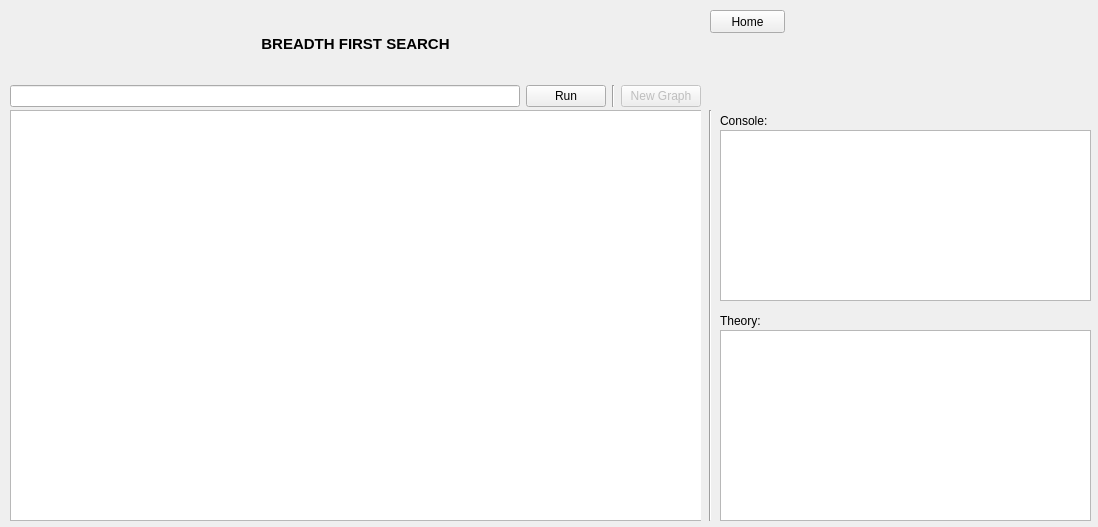
Before: the Qt Designer form AlgoViz/src/resources/views/BFSView.ui in Sabin-B-99/AlgoViz, drawn with Qt 5.
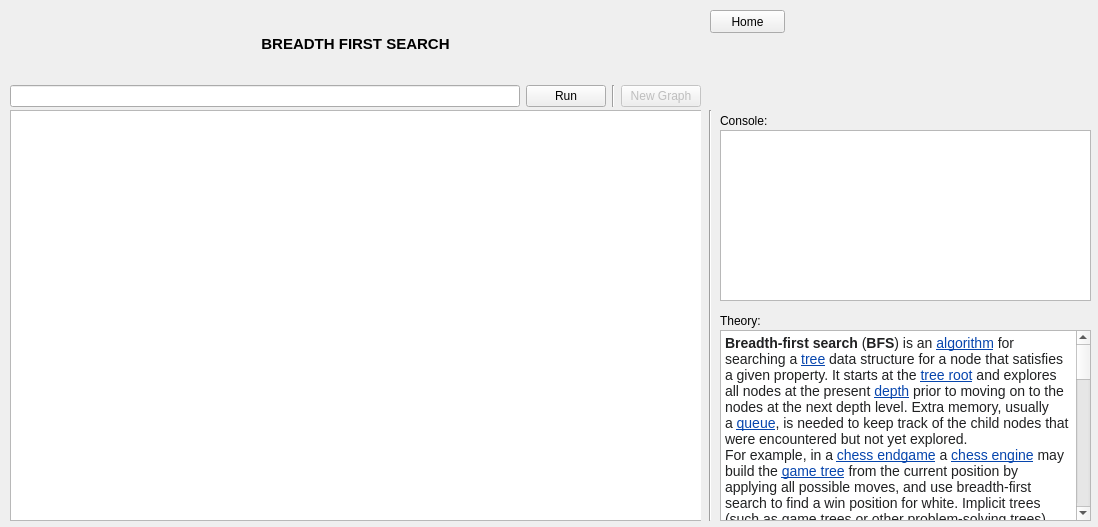
After: the same form once the commit is applied.

Commit message: Added theory for all algorithms and dsa

Patch:
```diff
--- a/AlgoViz/src/resources/views/BFSView.ui
+++ b/AlgoViz/src/resources/views/BFSView.ui
@@ -39,7 +39,7 @@
     <string>Console:</string>
    </property>
   </widget>
-  <widget class="QPlainTextEdit" name="bfsInfoPlainTextEdit">
+  <widget class="QTextBrowser" name="bfsInfoTextBrowser">
    <property name="geometry">
     <rect>
      <x>720</x>
@@ -48,8 +48,34 @@
      <height>191</height>
     </rect>
    </property>
-   <property name="readOnly">
-    <bool>true</bool>
+   <property name="html">
+    <string>&lt;!DOCTYPE HTML PUBLIC &quot;-//W3C//DTD HTML 4.0//EN&quot; &quot;http://www.w3.org/TR/REC-html40/strict.dtd&quot;&gt;
+&lt;html&gt;&lt;head&gt;&lt;meta name=&quot;qrichtext&quot; content=&quot;1&quot; /&gt;&lt;style type=&quot;text/css&quot;&gt;
+p, li { white-space: pre-wrap; }
+&lt;/style&gt;&lt;/head&gt;&lt;body style=&quot; font-family:'MS Shell Dlg 2'; font-size:8.25pt; font-weight:400; font-style:normal;&quot;&gt;
+&lt;p style=&quot; margin-top:0px; margin-bottom:0px; margin-left:0px; margin-right:0px; -qt-block-indent:0; text-indent:0px; background-color:#ffffff;&quot;&gt;&lt;span style=&quot; font-family:'Arial','sans-serif'; font-size:10.5pt; font-weight:600; color:#202122;&quot;&gt;Breadth-first search&lt;/span&gt;&lt;span style=&quot; font-family:'Arial','sans-serif'; font-size:10.5pt; color:#202122;&quot;&gt; (&lt;/span&gt;&lt;span style=&quot; font-family:'Arial','sans-serif'; font-size:10.5pt; font-weight:600; color:#202122;&quot;&gt;BFS&lt;/span&gt;&lt;span style=&quot; font-family:'Arial','sans-serif'; font-size:10.5pt; color:#202122;&quot;&gt;) is an &lt;/span&gt;&lt;a href=&quot;https://en.wikipedia.org/wiki/Algorithm&quot;&gt;&lt;span style=&quot; font-family:'Arial','sans-serif'; font-size:10.5pt; text-decoration: underline; color:#0645ad;&quot;&gt;algorithm&lt;/span&gt;&lt;/a&gt;&lt;span style=&quot; font-family:'Arial','sans-serif'; font-size:10.5pt; color:#202122;&quot;&gt; for searching a &lt;/span&gt;&lt;a href=&quot;https://en.wikipedia.org/wiki/Tree_(data_structure)&quot;&gt;&lt;span style=&quot; font-family:'Arial','sans-serif'; font-size:10.5pt; text-decoration: underline; color:#0645ad;&quot;&gt;tree&lt;/span&gt;&lt;/a&gt;&lt;span style=&quot; font-family:'Arial','sans-serif'; font-size:10.5pt; color:#202122;&quot;&gt; data structure for a node that satisfies a given property. It starts at the &lt;/span&gt;&lt;a href=&quot;https://en.wikipedia.org/wiki/Tree_(data_structure)#Terminology&quot;&gt;&lt;span style=&quot; font-family:'Arial','sans-serif'; font-size:10.5pt; text-decoration: underline; color:#0645ad;&quot;&gt;tree root&lt;/span&gt;&lt;/a&gt;&lt;span style=&quot; font-family:'Arial','sans-serif'; font-size:10.5pt; color:#202122;&quot;&gt; and explores all nodes at the present &lt;/span&gt;&lt;a href=&quot;https://en.wikipedia.org/wiki/Tree_(data_structure)#Terminology&quot;&gt;&lt;span style=&quot; font-family:'Arial','sans-serif'; font-size:10.5pt; text-decoration: underline; color:#0645ad;&quot;&gt;depth&lt;/span&gt;&lt;/a&gt;&lt;span style=&quot; font-family:'Arial','sans-serif'; font-size:10.5pt; color:#202122;&quot;&gt; prior to moving on to the nodes at the next depth level. Extra memory, usually a &lt;/span&gt;&lt;a href=&quot;https://en.wikipedia.org/wiki/Queue_(data_structure)&quot;&gt;&lt;span style=&quot; font-family:'Arial','sans-serif'; font-size:10.5pt; text-decoration: underline; color:#0645ad;&quot;&gt;queue&lt;/span&gt;&lt;/a&gt;&lt;span style=&quot; font-family:'Arial','sans-serif'; font-size:10.5pt; color:#202122;&quot;&gt;, is needed to keep track of the child nodes that were encountered but not yet explored.&lt;/span&gt;&lt;span style=&quot; font-size:8pt;&quot;&gt; &lt;/span&gt;&lt;/p&gt;
+&lt;p style=&quot; margin-top:0px; margin-bottom:0px; margin-left:0px; margin-right:0px; -qt-block-indent:0; text-indent:0px; background-color:#ffffff;&quot;&gt;&lt;span style=&quot; font-family:'Arial','sans-serif'; font-size:10.5pt; color:#202122;&quot;&gt;For example, in a &lt;/span&gt;&lt;a href=&quot;https://en.wikipedia.org/wiki/Chess_endgame&quot;&gt;&lt;span style=&quot; font-family:'Arial','sans-serif'; font-size:10.5pt; text-decoration: underline; color:#0645ad;&quot;&gt;chess endgame&lt;/span&gt;&lt;/a&gt;&lt;span style=&quot; font-family:'Arial','sans-serif'; font-size:10.5pt; color:#202122;&quot;&gt; a &lt;/span&gt;&lt;a href=&quot;https://en.wikipedia.org/wiki/Chess_engine&quot;&gt;&lt;span style=&quot; font-family:'Arial','sans-serif'; font-size:10.5pt; text-decoration: underline; color:#0645ad;&quot;&gt;chess engine&lt;/span&gt;&lt;/a&gt;&lt;span style=&quot; font-family:'Arial','sans-serif'; font-size:10.5pt; color:#202122;&quot;&gt; may build the &lt;/span&gt;&lt;a href=&quot;https://en.wikipedia.org/wiki/Game_tree&quot;&gt;&lt;span style=&quot; font-family:'Arial','sans-serif'; font-size:10.5pt; text-decoration: underline; color:#0645ad;&quot;&gt;game tree&lt;/span&gt;&lt;/a&gt;&lt;span style=&quot; font-family:'Arial','sans-serif'; font-size:10.5pt; color:#202122;&quot;&gt; from the current position by applying all possible moves, and use breadth-first search to find a win position for white. Implicit trees (such as game trees or other problem-solving trees) may be of infinite size; breadth-first search is guaranteed to find a solution node if one exists.&lt;/span&gt;&lt;span style=&quot; font-size:8pt;&quot;&gt; &lt;/span&gt;&lt;/p&gt;
+&lt;p style=&quot; margin-top:12px; margin-bottom:12px; margin-left:0px; margin-right:0px; -qt-block-indent:0; text-indent:0px;&quot;&gt;&lt;span style=&quot; font-size:8pt;&quot;&gt;  &lt;/span&gt;&lt;/p&gt;
+&lt;h2 style=&quot; margin-top:0px; margin-bottom:0px; margin-left:0px; margin-right:0px; -qt-block-indent:0; text-indent:0px; background-color:#ffffff;&quot;&gt;&lt;span style=&quot; font-family:'Georgia','serif'; font-size:8pt; font-weight:600; color:#000000;&quot;&gt;Pseudocode&lt;/span&gt;&lt;span style=&quot; font-size:8pt; font-weight:600;&quot;&gt; &lt;/span&gt;&lt;/h2&gt;
+&lt;p style=&quot; margin-top:0px; margin-bottom:0px; margin-left:0px; margin-right:0px; -qt-block-indent:0; text-indent:0px; background-color:#ffffff;&quot;&gt;&lt;span style=&quot; font-family:'Arial','sans-serif'; font-size:10.5pt; font-weight:600; color:#202122;&quot;&gt;Input&lt;/span&gt;&lt;span style=&quot; font-family:'Arial','sans-serif'; font-size:10.5pt; color:#202122;&quot;&gt;: A graph &lt;/span&gt;&lt;span style=&quot; font-size:12.5pt; font-style:italic; color:#202122;&quot;&gt;G&lt;/span&gt;&lt;span style=&quot; font-family:'Arial','sans-serif'; font-size:10.5pt; color:#202122;&quot;&gt; and a &lt;/span&gt;&lt;span style=&quot; font-family:'Arial','sans-serif'; font-size:10.5pt; font-style:italic; color:#202122;&quot;&gt;starting vertex&lt;/span&gt;&lt;span style=&quot; font-family:'Arial','sans-serif'; font-size:10.5pt; color:#202122;&quot;&gt; &lt;/span&gt;&lt;span style=&quot; font-size:12.5pt; font-style:italic; color:#202122;&quot;&gt;root&lt;/span&gt;&lt;span style=&quot; font-family:'Arial','sans-serif'; font-size:10.5pt; color:#202122;&quot;&gt; of &lt;/span&gt;&lt;span style=&quot; font-size:12.5pt; font-style:italic; color:#202122;&quot;&gt;G&lt;/span&gt;&lt;span style=&quot; font-size:8pt;&quot;&gt; &lt;/span&gt;&lt;/p&gt;
+&lt;p style=&quot; margin-top:0px; margin-bottom:0px; margin-left:0px; margin-right:0px; -qt-block-indent:0; text-indent:0px; background-color:#ffffff;&quot;&gt;&lt;span style=&quot; font-family:'Arial','sans-serif'; font-size:10.5pt; font-weight:600; color:#202122;&quot;&gt;Output&lt;/span&gt;&lt;span style=&quot; font-family:'Arial','sans-serif'; font-size:10.5pt; color:#202122;&quot;&gt;: Goal state. The &lt;/span&gt;&lt;span style=&quot; font-family:'Arial','sans-serif'; font-size:10.5pt; font-style:italic; color:#202122;&quot;&gt;parent&lt;/span&gt;&lt;span style=&quot; font-family:'Arial','sans-serif'; font-size:10.5pt; color:#202122;&quot;&gt; links trace the shortest path back to &lt;/span&gt;&lt;span style=&quot; font-size:12.5pt; font-style:italic; color:#202122;&quot;&gt;root&lt;/span&gt;&lt;span style=&quot; font-size:8pt;&quot;&gt; &lt;/span&gt;&lt;/p&gt;
+&lt;p style=&quot; margin-top:12px; margin-bottom:12px; margin-left:0px; margin-right:0px; -qt-block-indent:0; text-indent:0px; background-color:#f8f9fa;&quot;&gt;&lt;span style=&quot; font-family:'Courier New'; font-size:10.5pt; color:#000000;&quot;&gt; 1  &lt;/span&gt;&lt;span style=&quot; font-family:'Courier New'; font-size:10.5pt; font-weight:600; color:#000000;&quot;&gt;procedure&lt;/span&gt;&lt;span style=&quot; font-family:'Courier New'; font-size:10.5pt; color:#000000;&quot;&gt; BFS(&lt;/span&gt;&lt;span style=&quot; font-family:'Courier New'; font-size:10.5pt; font-style:italic; color:#000000;&quot;&gt;G&lt;/span&gt;&lt;span style=&quot; font-family:'Courier New'; font-size:10.5pt; color:#000000;&quot;&gt;, &lt;/span&gt;&lt;span style=&quot; font-family:'Courier New'; font-size:10.5pt; font-style:italic; color:#000000;&quot;&gt;root&lt;/span&gt;&lt;span style=&quot; font-family:'Courier New'; font-size:10.5pt; color:#000000;&quot;&gt;) &lt;/span&gt;&lt;span style=&quot; font-family:'Courier New'; font-size:10.5pt; font-weight:600; color:#000000;&quot;&gt;is&lt;/span&gt;&lt;/p&gt;
+&lt;p style=&quot; margin-top:12px; margin-bottom:12px; margin-left:0px; margin-right:0px; -qt-block-indent:0; text-indent:0px; background-color:#f8f9fa;&quot;&gt;&lt;span style=&quot; font-family:'Courier New'; font-size:10.5pt; color:#000000;&quot;&gt; 2      let &lt;/span&gt;&lt;span style=&quot; font-family:'Courier New'; font-size:10.5pt; font-style:italic; color:#000000;&quot;&gt;Q&lt;/span&gt;&lt;span style=&quot; font-family:'Courier New'; font-size:10.5pt; color:#000000;&quot;&gt; be a queue&lt;/span&gt;&lt;/p&gt;
+&lt;p style=&quot; margin-top:12px; margin-bottom:12px; margin-left:0px; margin-right:0px; -qt-block-indent:0; text-indent:0px; background-color:#f8f9fa;&quot;&gt;&lt;span style=&quot; font-family:'Courier New'; font-size:10.5pt; color:#000000;&quot;&gt; 3      label &lt;/span&gt;&lt;span style=&quot; font-family:'Courier New'; font-size:10.5pt; font-style:italic; color:#000000;&quot;&gt;root&lt;/span&gt;&lt;span style=&quot; font-family:'Courier New'; font-size:10.5pt; color:#000000;&quot;&gt; as explored&lt;/span&gt;&lt;/p&gt;
+&lt;p style=&quot; margin-top:12px; margin-bottom:12px; margin-left:0px; margin-right:0px; -qt-block-indent:0; text-indent:0px; background-color:#f8f9fa;&quot;&gt;&lt;span style=&quot; font-family:'Courier New'; font-size:10.5pt; color:#000000;&quot;&gt; 4      &lt;/span&gt;&lt;span style=&quot; font-family:'Courier New'; font-size:10.5pt; font-style:italic; color:#000000;&quot;&gt;Q&lt;/span&gt;&lt;span style=&quot; font-family:'Courier New'; font-size:10.5pt; color:#000000;&quot;&gt;.enqueue(&lt;/span&gt;&lt;span style=&quot; font-family:'Courier New'; font-size:10.5pt; font-style:italic; color:#000000;&quot;&gt;root&lt;/span&gt;&lt;span style=&quot; font-family:'Courier New'; font-size:10.5pt; color:#000000;&quot;&gt;)&lt;/span&gt;&lt;/p&gt;
+&lt;p style=&quot; margin-top:12px; margin-bottom:12px; margin-left:0px; margin-right:0px; -qt-block-indent:0; text-indent:0px; background-color:#f8f9fa;&quot;&gt;&lt;span style=&quot; font-family:'Courier New'; font-size:10.5pt; color:#000000;&quot;&gt; 5      &lt;/span&gt;&lt;span style=&quot; font-family:'Courier New'; font-size:10.5pt; font-weight:600; color:#000000;&quot;&gt;while&lt;/span&gt;&lt;span style=&quot; font-family:'Courier New'; font-size:10.5pt; color:#000000;&quot;&gt; &lt;/span&gt;&lt;span style=&quot; font-family:'Courier New'; font-size:10.5pt; font-style:italic; color:#000000;&quot;&gt;Q&lt;/span&gt;&lt;span style=&quot; font-family:'Courier New'; font-size:10.5pt; color:#000000;&quot;&gt; is not empty &lt;/span&gt;&lt;span style=&quot; font-family:'Courier New'; font-size:10.5pt; font-weight:600; color:#000000;&quot;&gt;do&lt;/span&gt;&lt;/p&gt;
+&lt;p style=&quot; margin-top:12px; margin-bottom:12px; margin-left:0px; margin-right:0px; -qt-block-indent:0; text-indent:0px; background-color:#f8f9fa;&quot;&gt;&lt;span style=&quot; font-family:'Courier New'; font-size:10.5pt; color:#000000;&quot;&gt; 6          &lt;/span&gt;&lt;span style=&quot; font-family:'Courier New'; font-size:10.5pt; font-style:italic; color:#000000;&quot;&gt;v&lt;/span&gt;&lt;span style=&quot; font-family:'Courier New'; font-size:10.5pt; color:#000000;&quot;&gt; := &lt;/span&gt;&lt;span style=&quot; font-family:'Courier New'; font-size:10.5pt; font-style:italic; color:#000000;&quot;&gt;Q&lt;/span&gt;&lt;span style=&quot; font-family:'Courier New'; font-size:10.5pt; color:#000000;&quot;&gt;.dequeue()&lt;/span&gt;&lt;/p&gt;
+&lt;p style=&quot; margin-top:12px; margin-bottom:12px; margin-left:0px; margin-right:0px; -qt-block-indent:0; text-indent:0px; background-color:#f8f9fa;&quot;&gt;&lt;span style=&quot; font-family:'Courier New'; font-size:10.5pt; color:#000000;&quot;&gt; 7          &lt;/span&gt;&lt;span style=&quot; font-family:'Courier New'; font-size:10.5pt; font-weight:600; color:#000000;&quot;&gt;if&lt;/span&gt;&lt;span style=&quot; font-family:'Courier New'; font-size:10.5pt; color:#000000;&quot;&gt; &lt;/span&gt;&lt;span style=&quot; font-family:'Courier New'; font-size:10.5pt; font-style:italic; color:#000000;&quot;&gt;v&lt;/span&gt;&lt;span style=&quot; font-family:'Courier New'; font-size:10.5pt; color:#000000;&quot;&gt; is the goal &lt;/span&gt;&lt;span style=&quot; font-family:'Courier New'; font-size:10.5pt; font-weight:600; color:#000000;&quot;&gt;then&lt;/span&gt;&lt;/p&gt;
+&lt;p style=&quot; margin-top:12px; margin-bottom:12px; margin-left:0px; margin-right:0px; -qt-block-indent:0; text-indent:0px; background-color:#f8f9fa;&quot;&gt;&lt;span style=&quot; font-family:'Courier New'; font-size:10.5pt; color:#000000;&quot;&gt; 8              &lt;/span&gt;&lt;span style=&quot; font-family:'Courier New'; font-size:10.5pt; font-weight:600; color:#000000;&quot;&gt;return&lt;/span&gt;&lt;span style=&quot; font-family:'Courier New'; font-size:10.5pt; color:#000000;&quot;&gt; &lt;/span&gt;&lt;span style=&quot; font-family:'Courier New'; font-size:10.5pt; font-style:italic; color:#000000;&quot;&gt;v&lt;/span&gt;&lt;/p&gt;
+&lt;p style=&quot; margin-top:12px; margin-bottom:12px; margin-left:0px; margin-right:0px; -qt-block-indent:0; text-indent:0px; background-color:#f8f9fa;&quot;&gt;&lt;span style=&quot; font-family:'Courier New'; font-size:10.5pt; color:#000000;&quot;&gt; 9          &lt;/span&gt;&lt;span style=&quot; font-family:'Courier New'; font-size:10.5pt; font-weight:600; color:#000000;&quot;&gt;for all&lt;/span&gt;&lt;span style=&quot; font-family:'Courier New'; font-size:10.5pt; color:#000000;&quot;&gt; edges from &lt;/span&gt;&lt;span style=&quot; font-family:'Courier New'; font-size:10.5pt; font-style:italic; color:#000000;&quot;&gt;v&lt;/span&gt;&lt;span style=&quot; font-family:'Courier New'; font-size:10.5pt; color:#000000;&quot;&gt; to &lt;/span&gt;&lt;span style=&quot; font-family:'Courier New'; font-size:10.5pt; font-style:italic; color:#000000;&quot;&gt;w&lt;/span&gt;&lt;span style=&quot; font-family:'Courier New'; font-size:10.5pt; color:#000000;&quot;&gt; &lt;/span&gt;&lt;span style=&quot; font-family:'Courier New'; font-size:10.5pt; font-weight:600; color:#000000;&quot;&gt;in&lt;/span&gt;&lt;span style=&quot; font-family:'Courier New'; font-size:10.5pt; color:#000000;&quot;&gt; &lt;/span&gt;&lt;span style=&quot; font-family:'Courier New'; font-size:10.5pt; font-style:italic; color:#000000;&quot;&gt;G&lt;/span&gt;&lt;span style=&quot; font-family:'Courier New'; font-size:10.5pt; color:#000000;&quot;&gt;.adjacentEdges(&lt;/span&gt;&lt;span style=&quot; font-family:'Courier New'; font-size:10.5pt; font-style:italic; color:#000000;&quot;&gt;v&lt;/span&gt;&lt;span style=&quot; font-family:'Courier New'; font-size:10.5pt; color:#000000;&quot;&gt;) &lt;/span&gt;&lt;span style=&quot; font-family:'Courier New'; font-size:10.5pt; font-weight:600; color:#000000;&quot;&gt;do&lt;/span&gt;&lt;/p&gt;
+&lt;p style=&quot; margin-top:12px; margin-bottom:12px; margin-left:0px; margin-right:0px; -qt-block-indent:0; text-indent:0px; background-color:#f8f9fa;&quot;&gt;&lt;span style=&quot; font-family:'Courier New'; font-size:10.5pt; color:#000000;&quot;&gt;10              &lt;/span&gt;&lt;span style=&quot; font-family:'Courier New'; font-size:10.5pt; font-weight:600; color:#000000;&quot;&gt;if&lt;/span&gt;&lt;span style=&quot; font-family:'Courier New'; font-size:10.5pt; color:#000000;&quot;&gt; &lt;/span&gt;&lt;span style=&quot; font-family:'Courier New'; font-size:10.5pt; font-style:italic; color:#000000;&quot;&gt;w&lt;/span&gt;&lt;span style=&quot; font-family:'Courier New'; font-size:10.5pt; color:#000000;&quot;&gt; is not labeled as explored &lt;/span&gt;&lt;span style=&quot; font-family:'Courier New'; font-size:10.5pt; font-weight:600; color:#000000;&quot;&gt;then&lt;/span&gt;&lt;/p&gt;
+&lt;p style=&quot; margin-top:12px; margin-bottom:12px; margin-left:0px; margin-right:0px; -qt-block-indent:0; text-indent:0px; background-color:#f8f9fa;&quot;&gt;&lt;span style=&quot; font-family:'Courier New'; font-size:10.5pt; color:#000000;&quot;&gt;11                  label &lt;/span&gt;&lt;span style=&quot; font-family:'Courier New'; font-size:10.5pt; font-style:italic; color:#000000;&quot;&gt;w&lt;/span&gt;&lt;span style=&quot; font-family:'Courier New'; font-size:10.5pt; color:#000000;&quot;&gt; as explored&lt;/span&gt;&lt;/p&gt;
+&lt;p style=&quot; margin-top:12px; margin-bottom:12px; margin-left:0px; margin-right:0px; -qt-block-indent:0; text-indent:0px; background-color:#f8f9fa;&quot;&gt;&lt;span style=&quot; font-family:'Courier New'; font-size:10.5pt; color:#000000;&quot;&gt;12                  &lt;/span&gt;&lt;span style=&quot; font-family:'Courier New'; font-size:10.5pt; font-style:italic; color:#000000;&quot;&gt;w&lt;/span&gt;&lt;span style=&quot; font-family:'Courier New'; font-size:10.5pt; color:#000000;&quot;&gt;.parent := &lt;/span&gt;&lt;span style=&quot; font-family:'Courier New'; font-size:10.5pt; font-style:italic; color:#000000;&quot;&gt;v&lt;/span&gt;&lt;/p&gt;
+&lt;p style=&quot; margin-top:12px; margin-bottom:12px; margin-left:0px; margin-right:0px; -qt-block-indent:0; text-indent:0px; background-color:#f8f9fa;&quot;&gt;&lt;span style=&quot; font-family:'Courier New'; font-size:10.5pt; color:#000000;&quot;&gt;13                  &lt;/span&gt;&lt;span style=&quot; font-family:'Courier New'; font-size:10.5pt; font-style:italic; color:#000000;&quot;&gt;Q&lt;/span&gt;&lt;span style=&quot; font-family:'Courier New'; font-size:10.5pt; color:#000000;&quot;&gt;.enqueue(&lt;/span&gt;&lt;span style=&quot; font-family:'Courier New'; font-size:10.5pt; font-style:italic; color:#000000;&quot;&gt;w&lt;/span&gt;&lt;span style=&quot; font-family:'Courier New'; font-size:10.5pt; color:#000000;&quot;&gt;)&lt;/span&gt;&lt;span style=&quot; font-family:'Courier New'; font-size:8pt;&quot;&gt; &lt;/span&gt;&lt;/p&gt;
+&lt;p style=&quot; margin-top:12px; margin-bottom:12px; margin-left:0px; margin-right:0px; -qt-block-indent:0; text-indent:0px;&quot;&gt;&lt;span style=&quot; font-size:8pt;&quot;&gt;  &lt;/span&gt;&lt;/p&gt;
+&lt;p style=&quot; margin-top:12px; margin-bottom:12px; margin-left:0px; margin-right:0px; -qt-block-indent:0; text-indent:0px;&quot;&gt;&lt;span style=&quot; font-family:'Segoe UI','sans-serif'; font-size:11.5pt; font-weight:600; color:#232629; background-color:#ffffff;&quot;&gt;Time complexity&lt;/span&gt;&lt;span style=&quot; font-family:'Segoe UI','sans-serif'; font-size:11.5pt; color:#232629; background-color:#ffffff;&quot;&gt; is &lt;/span&gt;&lt;span style=&quot; font-family:'var(--ff-mono)','serif'; font-size:10pt; color:#232629;&quot;&gt;O(|V|)&lt;/span&gt;&lt;span style=&quot; font-family:'Segoe UI','sans-serif'; font-size:11.5pt; color:#232629; background-color:#ffffff;&quot;&gt;, where &lt;/span&gt;&lt;span style=&quot; font-family:'var(--ff-mono)','serif'; font-size:10pt; color:#232629;&quot;&gt;|V|&lt;/span&gt;&lt;span style=&quot; font-family:'Segoe UI','sans-serif'; font-size:11.5pt; color:#232629; background-color:#ffffff;&quot;&gt; is the number of nodes. You need to traverse all nodes.&lt;/span&gt;&lt;span style=&quot; font-family:'Segoe UI','sans-serif'; font-size:11.5pt; color:#232629;&quot;&gt;&lt;br /&gt;&lt;/span&gt;&lt;span style=&quot; font-family:'Segoe UI','sans-serif'; font-size:11.5pt; font-weight:600; color:#232629; background-color:#ffffff;&quot;&gt;Space complexity&lt;/span&gt;&lt;span style=&quot; font-family:'Segoe UI','sans-serif'; font-size:11.5pt; color:#232629; background-color:#ffffff;&quot;&gt; is &lt;/span&gt;&lt;span style=&quot; font-family:'var(--ff-mono)','serif'; font-size:10pt; color:#232629;&quot;&gt;O(|V|)&lt;/span&gt;&lt;span style=&quot; font-family:'Segoe UI','sans-serif'; font-size:11.5pt; color:#232629; background-color:#ffffff;&quot;&gt; as well - since at worst case you need to hold all vertices in the queue&lt;/span&gt;&lt;span style=&quot; font-size:8pt;&quot;&gt; &lt;/span&gt;&lt;/p&gt;
+&lt;p style=&quot; margin-top:12px; margin-bottom:12px; margin-left:0px; margin-right:0px; -qt-block-indent:0; text-indent:0px;&quot;&gt;&lt;span style=&quot; font-size:8pt;&quot;&gt;  &lt;/span&gt;&lt;/p&gt;
+&lt;p style=&quot; margin-top:12px; margin-bottom:12px; margin-left:0px; margin-right:0px; -qt-block-indent:0; text-indent:0px;&quot;&gt;&lt;span style=&quot; font-size:8pt;&quot;&gt;                     &lt;/span&gt;&lt;/p&gt;&lt;/body&gt;&lt;/html&gt;</string>
    </property>
   </widget>
   <widget class="QWidget" name="bfsAnimAreaPane" native="true">
```
The commit also changes 8 other files.
